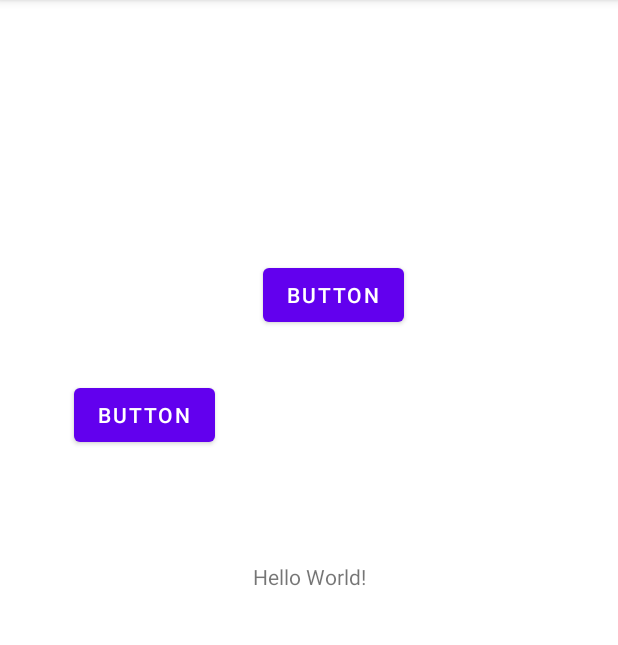
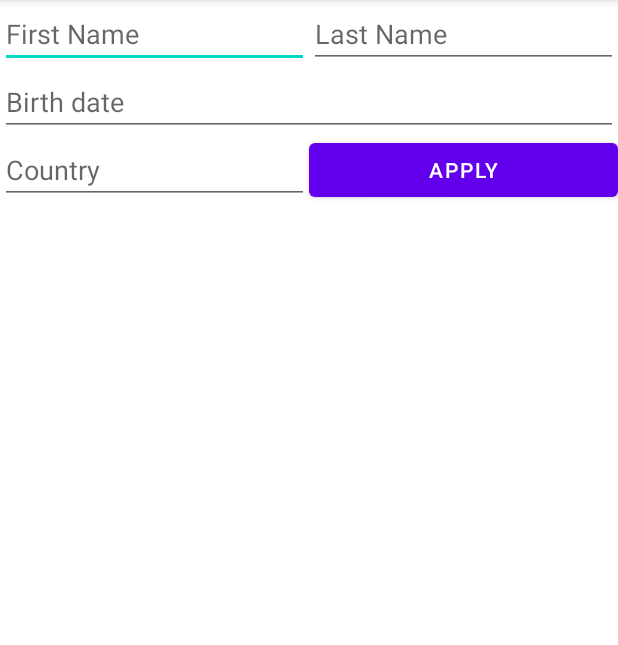
Before and after one commit to roxytot/Android-Development-Kotlin, an Android app: the screen it shows after launch (MainActivity), on a phone screen of 412 x 824 dp, the part 84-729 px from its top. Run offline under Robolectric (Android 15) with nearby library versions, the phone set to English and light mode, and no system bars.

Commit message:
Create input form

```diff
--- a/AndroidFundamentals/app/src/main/res/layout/activity_main.xml
+++ b/AndroidFundamentals/app/src/main/res/layout/activity_main.xml
@@ -6,40 +6,62 @@
     android:layout_height="match_parent"
     tools:context=".MainActivity">
 
-    <TextView
-        android:id="@+id/textView"
-        android:layout_width="wrap_content"
+    <EditText
+        android:id="@+id/FirstName"
+        android:layout_width="0dp"
         android:layout_height="wrap_content"
-        android:text="Hello World!"
-        app:layout_constraintBottom_toBottomOf="parent"
-        app:layout_constraintLeft_toLeftOf="parent"
-        app:layout_constraintRight_toRightOf="parent"
+        android:ems="10"
+        android:hint="First Name"
+        android:inputType="textPersonName"
+        app:layout_constraintEnd_toStartOf="@+id/LastName"
+        app:layout_constraintHorizontal_bias="0.5"
+        app:layout_constraintStart_toStartOf="parent"
         app:layout_constraintTop_toTopOf="parent" />
+
+    <EditText
+        android:id="@+id/birthDate"
+        android:layout_width="0dp"
+        android:layout_height="wrap_content"
+        android:ems="10"
+        android:hint="Birth date"
+        android:inputType="textPersonName"
+        app:layout_constraintEnd_toEndOf="parent"
+        app:layout_constraintStart_toStartOf="parent"
+        app:layout_constraintTop_toBottomOf="@+id/FirstName" />
+
+    <EditText
+        android:id="@+id/LastName"
+        android:layout_width="0dp"
+        android:layout_height="wrap_content"
+        android:ems="10"
+        android:hint="Last Name"
+        android:inputType="textPersonName"
+        app:layout_constraintBottom_toBottomOf="@+id/FirstName"
+        app:layout_constraintEnd_toEndOf="parent"
+        app:layout_constraintHorizontal_bias="0.5"
+        app:layout_constraintStart_toEndOf="@+id/FirstName" />
+
+    <EditText
+        android:id="@+id/country"
+        android:layout_width="0dp"
+        android:layout_height="wrap_content"
+        android:ems="10"
+        android:hint="Country"
+        android:inputType="textPersonName"
+        app:layout_constraintEnd_toStartOf="@+id/button"
+        app:layout_constraintHorizontal_bias="0.5"
+        app:layout_constraintStart_toStartOf="parent"
+        app:layout_constraintTop_toBottomOf="@+id/birthDate" />
 
     <Button
         android:id="@+id/button"
-        android:layout_width="wrap_content"
+        android:layout_width="0dp"
         android:layout_height="wrap_content"
-        android:layout_marginStart="20dp"
-        android:layout_marginTop="20dp"
-        android:layout_marginEnd="20dp"
-        android:layout_marginBottom="20dp"
-        android:text="Button"
-        app:layout_constraintBottom_toTopOf="@+id/textView"
+        android:text="Apply"
+        app:layout_constraintBottom_toBottomOf="@+id/country"
         app:layout_constraintEnd_toEndOf="parent"
-        app:layout_constraintHorizontal_bias="0.559"
-        app:layout_constraintStart_toStartOf="parent"
-        app:layout_constraintTop_toTopOf="parent"
-        app:layout_constraintVertical_bias="0.533" />
-
-    <Button
-        android:id="@+id/button2"
-        android:layout_width="wrap_content"
-        android:layout_height="wrap_content"
-        android:layout_marginTop="32dp"
-        android:layout_marginEnd="32dp"
-        android:text="Button"
-        app:layout_constraintEnd_toStartOf="@+id/button"
-        app:layout_constraintTop_toBottomOf="@+id/button" />
+        app:layout_constraintHorizontal_bias="0.5"
+        app:layout_constraintStart_toEndOf="@+id/country"
+        app:layout_constraintTop_toTopOf="@+id/country" />
 
 </androidx.constraintlayout.widget.ConstraintLayout>
```
